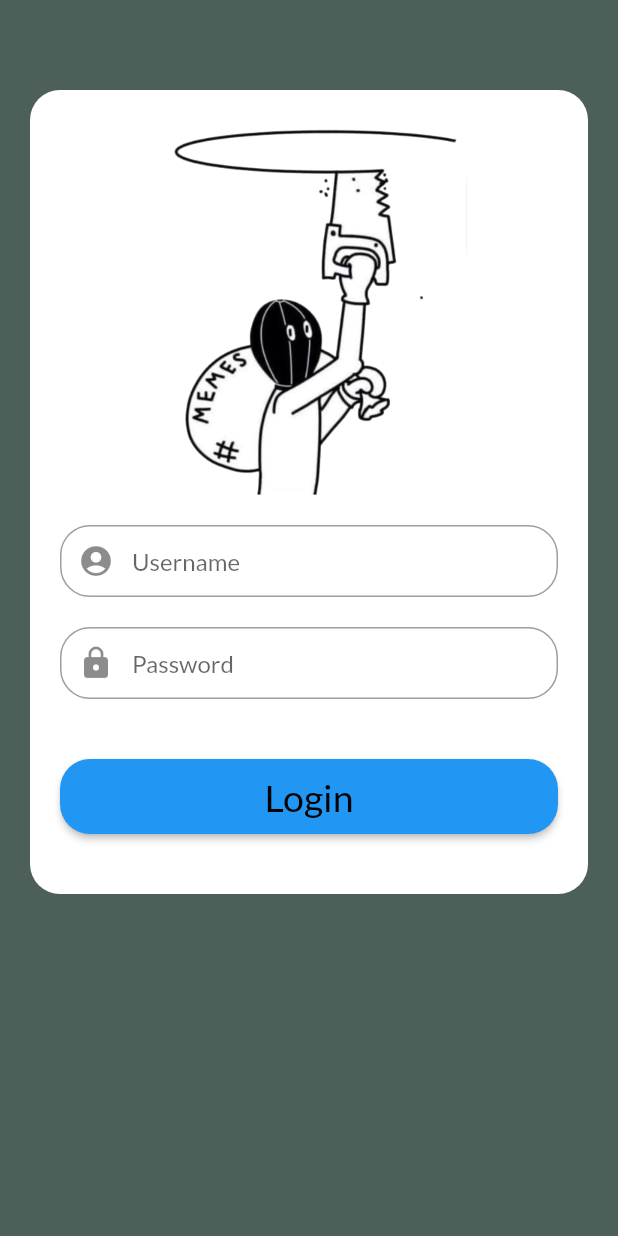
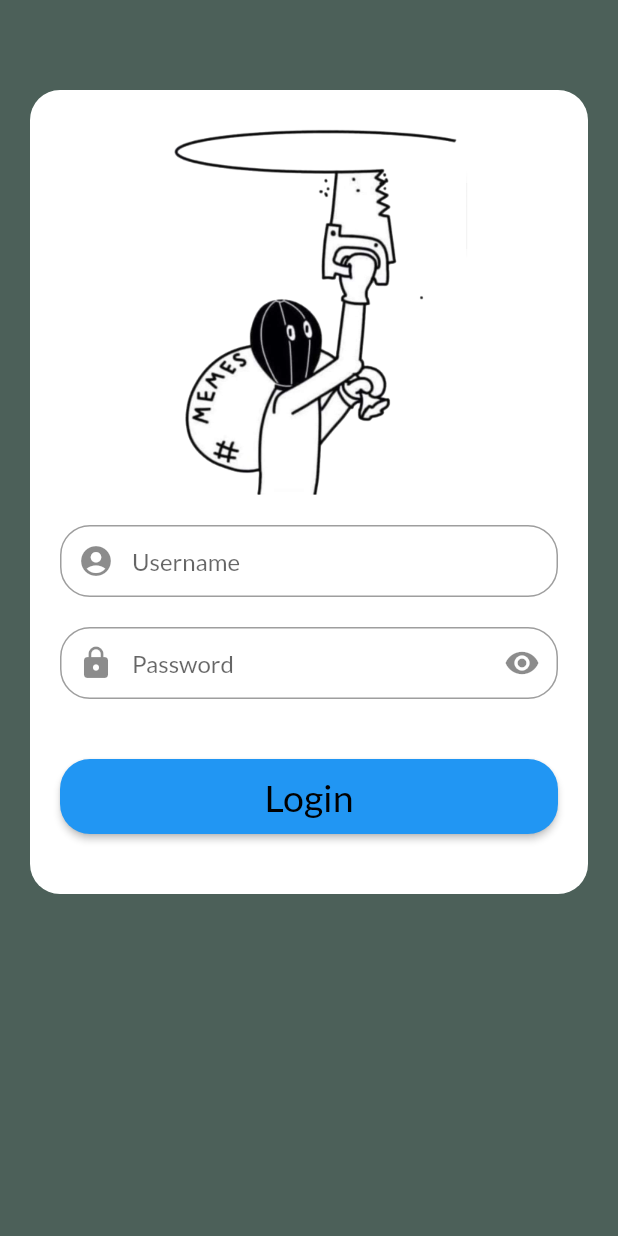
Before and after one commit to EDR3X/myApp, a Flutter app: the screen it shows after launch, on a phone screen of 412 x 824 dp. Run offline on Flutter 3.47's test engine with Material 2 defaults, Android fonts, the phone set to English and light mode, and no system bars; our stand-ins replace firebase_auth, google_fonts; accounts and stored records are empty.

Commit message:
visibility buttion for password and other small changes

```diff
--- a/lib/authentication/login.dart
+++ b/lib/authentication/login.dart
@@ -16,6 +16,13 @@ class _loginState extends State<login> {
 
   @override
   Widget build(BuildContext context) {
+    bool _isHidden = true;
+    void _toggle() {
+      setState(() {
+        _isHidden = !_isHidden;
+      });
+    }
+
     final usernameField = TextField(
       onChanged: (value) => setState(() {
         username = value;
@@ -33,9 +40,15 @@ class _loginState extends State<login> {
       onChanged: (value) => setState(() {
         password = value;
       }),
-      obscureText: true,
+      obscureText: _isHidden,
       decoration: InputDecoration(
-        prefixIcon: Icon(Icons.lock),
+        prefixIcon: const Icon(Icons.lock),
+        suffixIcon: IconButton(
+          onPressed: _toggle,
+          icon: _isHidden
+              ? const Icon(Icons.visibility)
+              : const Icon(Icons.visibility_off),
+        ),
         contentPadding: EdgeInsets.all(10),
         hintText: "Password",
         border: OutlineInputBorder(borderRadius: BorderRadius.circular(20)),
--- a/lib/screens/first.dart
+++ b/lib/screens/first.dart
@@ -12,11 +12,11 @@ class _firstPageState extends State<firstPage> {
   @override
   Widget build(BuildContext context) {
     return Scaffold(
-      drawer: myDrawer(),
+      drawer: const myDrawer(),
       appBar: AppBar(
-        title: Text("Firstpage"),
+        title: const Text("Firstpage"),
       ),
-      body: Center(child: Text("something new i guess")),
+      body: const Center(child: Text("something new i guess")),
     );
   }
 }
```
